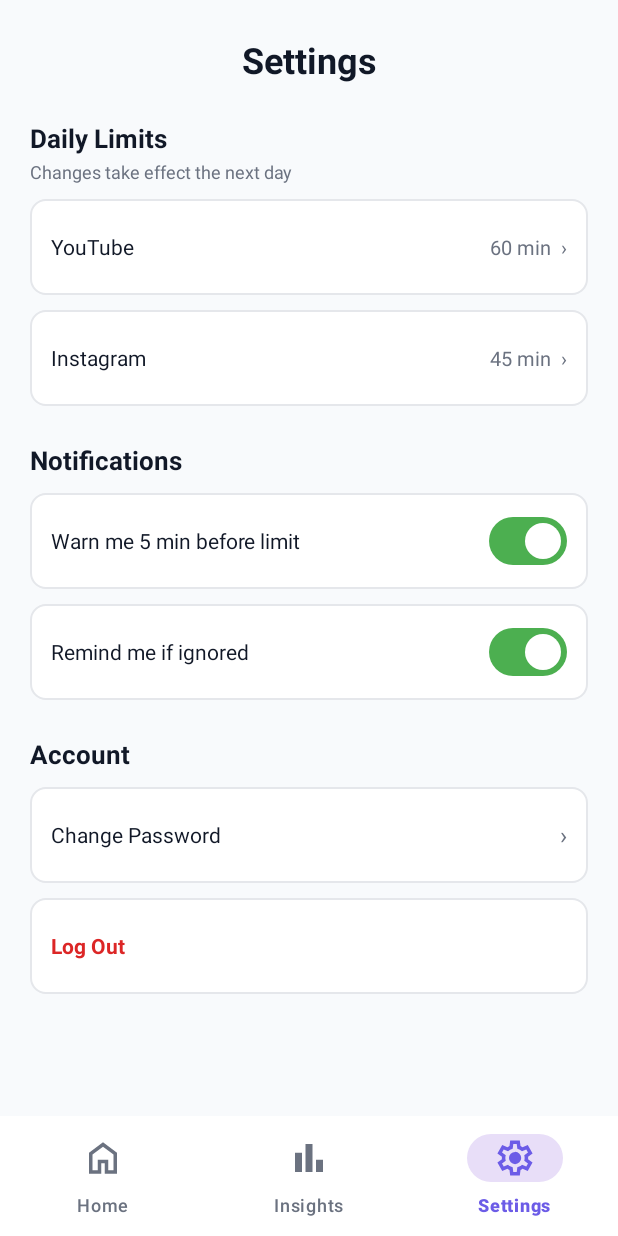
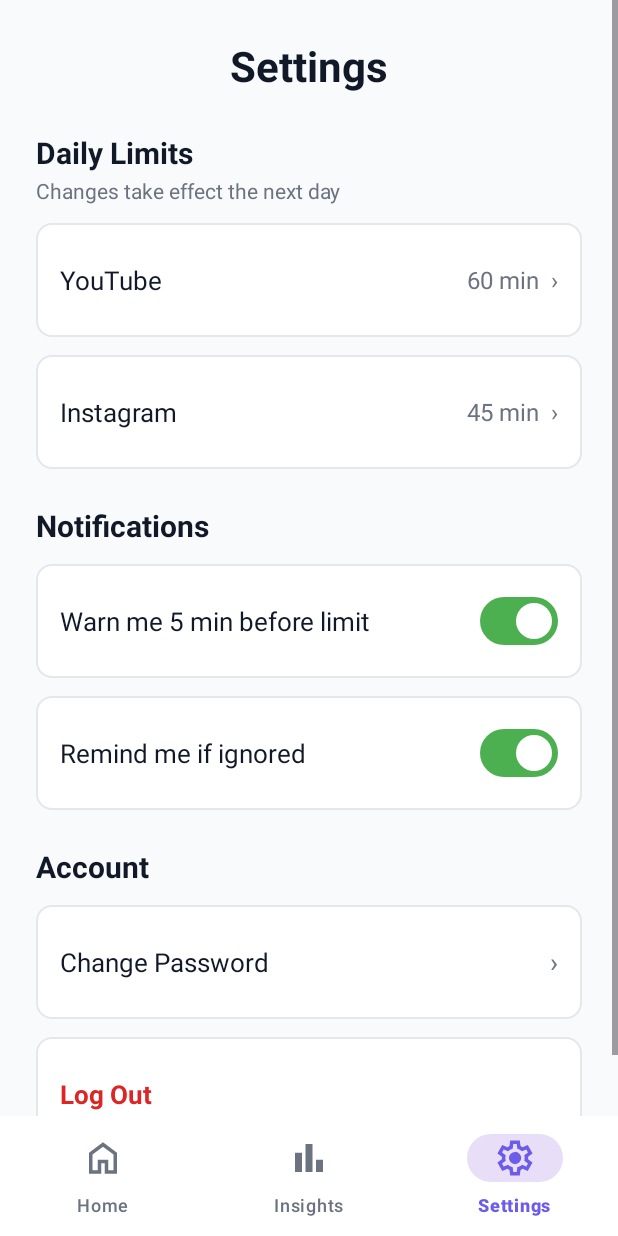
Before and after one commit to onlybananas/ShortFormBlocker, an Android app: the screen it shows after launch once a user with an empty profile is signed in (MainActivity), item 3 of the bottom bar chosen, on a phone screen of 412 x 824 dp. Run offline under Robolectric (Android 15) with nearby library versions, the phone set to English and light mode, and no system bars; our stand-ins replace Firebase (no records; nobody signed in at launch, a user with empty details on screens opened directly).

Commit message:
Increased text and card sizes on settings screen

```diff
--- a/app/src/main/res/layout/fragment_settings.xml
+++ b/app/src/main/res/layout/fragment_settings.xml
@@ -19,35 +19,41 @@
             android:layout_width="match_parent"
             android:layout_height="wrap_content"
             android:orientation="vertical"
-            android:paddingStart="20dp"
+            android:paddingStart="24dp"
             android:paddingTop="12dp"
-            android:paddingEnd="20dp"
+            android:paddingEnd="24dp"
             android:paddingBottom="20dp">
 
             <!-- Title -->
             <TextView
                 android:layout_width="match_parent"
-                android:layout_height="56dp"
+                android:layout_height="64dp"
                 android:gravity="center"
                 android:text="Settings"
                 android:textColor="@color/fs_text_primary"
-                android:textSize="24sp"
+                android:textSize="28sp"
                 android:textStyle="bold" />
 
             <!-- Daily Limits -->
             <TextView
                 style="@style/FS.SectionTitle"
+                android:textSize="20sp"
                 android:layout_marginTop="12dp"
                 android:text="Daily Limits" />
 
             <TextView
                 style="@style/FS.SubText"
+                android:textSize="14sp"
                 android:layout_marginTop="2dp"
                 android:text="Changes take effect the next day" />
 
             <LinearLayout
                 android:id="@+id/row_limit_youtube"
-                style="@style/FS.Card">
+                style="@style/FS.Card"
+                android:layout_marginTop="12dp"
+                android:minHeight="76dp"
+                android:paddingStart="16dp"
+                android:paddingEnd="16dp">
 
                 <LinearLayout
                     android:layout_width="0dp"
@@ -60,7 +66,7 @@
                         android:layout_height="wrap_content"
                         android:text="YouTube"
                         android:textColor="@color/fs_text_primary"
-                        android:textSize="14sp" />
+                        android:textSize="17sp" />
 
                     <TextView
                         android:id="@+id/youtubePendingTextView"
@@ -69,7 +75,7 @@
                         android:layout_marginTop="2dp"
                         android:text="New limit: 30 min starts tomorrow"
                         android:textColor="@color/fs_streak_orange"
-                        android:textSize="11sp"
+                        android:textSize="13sp"
                         android:visibility="gone" />
                 </LinearLayout>
 
@@ -79,12 +85,16 @@
                     android:layout_height="wrap_content"
                     android:text="60 min  ›"
                     android:textColor="@color/fs_text_secondary"
-                    android:textSize="13sp" />
+                    android:textSize="16sp" />
             </LinearLayout>
 
             <LinearLayout
                 android:id="@+id/row_limit_instagram"
-                style="@style/FS.Card">
+                style="@style/FS.Card"
+                android:layout_marginTop="12dp"
+                android:minHeight="76dp"
+                android:paddingStart="16dp"
+                android:paddingEnd="16dp">
 
                 <LinearLayout
                     android:layout_width="0dp"
@@ -97,7 +107,7 @@
                         android:layout_height="wrap_content"
                         android:text="Instagram"
                         android:textColor="@color/fs_text_primary"
-                        android:textSize="14sp" />
+                        android:textSize="17sp" />
 
                     <TextView
                         android:id="@+id/instagramPendingTextView"
@@ -106,7 +116,7 @@
                         android:layout_marginTop="2dp"
                         android:text=""
                         android:textColor="@color/fs_streak_orange"
-                        android:textSize="11sp"
+                        android:textSize="13sp"
                         android:visibility="gone" />
                 </LinearLayout>
 
@@ -116,19 +126,26 @@
                     android:layout_height="wrap_content"
                     android:text="45 min  ›"
                     android:textColor="@color/fs_text_secondary"
-                    android:textSize="13sp" />
+                    android:textSize="16sp" />
             </LinearLayout>
 
             <!-- Notifications -->
             <TextView
                 style="@style/FS.SectionTitle"
+                android:textSize="20sp"
                 android:layout_marginTop="24dp"
                 android:text="Notifications" />
 
-            <LinearLayout style="@style/FS.Card">
+            <LinearLayout
+                style="@style/FS.Card"
+                android:layout_marginTop="12dp"
+                android:minHeight="76dp"
+                android:paddingStart="16dp"
+                android:paddingEnd="16dp">
 
                 <TextView
                     style="@style/FS.RowLabel"
+                    android:textSize="17sp"
                     android:text="Warn me 5 min before limit" />
 
                 <com.google.android.material.materialswitch.MaterialSwitch
@@ -140,10 +157,16 @@
                     android:theme="@style/ThemeOverlay.FS.Switch" />
             </LinearLayout>
 
-            <LinearLayout style="@style/FS.Card">
+            <LinearLayout
+                style="@style/FS.Card"
+                android:layout_marginTop="12dp"
+                android:minHeight="76dp"
+                android:paddingStart="16dp"
+                android:paddingEnd="16dp">
 
                 <TextView
                     style="@style/FS.RowLabel"
+                    android:textSize="17sp"
                     android:text="Remind me if ignored" />
 
                 <com.google.android.material.materialswitch.MaterialSwitch
@@ -158,15 +181,21 @@
             <!-- Account -->
             <TextView
                 style="@style/FS.SectionTitle"
+                android:textSize="20sp"
                 android:layout_marginTop="24dp"
                 android:text="Account" />
 
             <LinearLayout
                 android:id="@+id/row_change_password"
-                style="@style/FS.Card">
+                style="@style/FS.Card"
+                android:layout_marginTop="12dp"
+                android:minHeight="76dp"
+                android:paddingStart="16dp"
+                android:paddingEnd="16dp">
 
                 <TextView
                     style="@style/FS.RowLabel"
+                    android:textSize="17sp"
                     android:text="Change Password" />
 
                 <TextView
@@ -174,15 +203,20 @@
                     android:layout_height="wrap_content"
                     android:text="›"
                     android:textColor="@color/fs_text_secondary"
-                    android:textSize="16sp" />
+                    android:textSize="18sp" />
             </LinearLayout>
 
             <LinearLayout
                 android:id="@+id/row_log_out"
-                style="@style/FS.Card">
+                style="@style/FS.Card"
+                android:layout_marginTop="12dp"
+                android:minHeight="76dp"
+                android:paddingStart="16dp"
+                android:paddingEnd="16dp">
 
                 <TextView
                     style="@style/FS.RowLabel"
+                    android:textSize="17sp"
                     android:text="Log Out"
                     android:textColor="@color/fs_logout_red"
                     android:textStyle="bold" />
```
